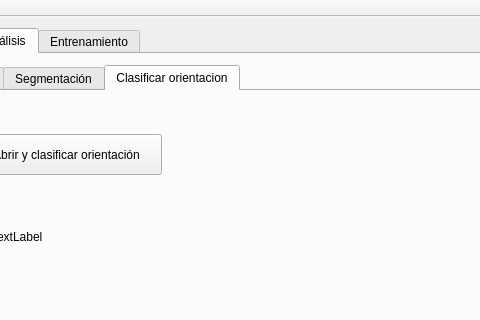
Before: the Qt Designer form ProyectoPSM/ProyectoPSM/ProyectoPSM.ui in jlacostaarpide/Proyecto_Vision_Artificial, drawn with Qt 5; both pictures show x 105 to 585 and y 0 to 320 of the 1280 by 844 pixel window.
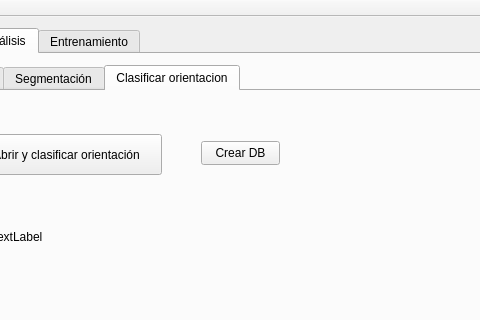
After: the same form once the commit is applied. The open tabs and pages were chosen to show the change.

Commit message: Creacion archivo Crear DB (SegmentarGuardar)

What changed in the file:
```diff
--- a/ProyectoPSM/ProyectoPSM/ProyectoPSM.ui
+++ b/ProyectoPSM/ProyectoPSM/ProyectoPSM.ui
@@ -717,6 +717,19 @@
              <string>TextLabel</string>
             </property>
            </widget>
+           <widget class="QPushButton" name="btnDB">
+            <property name="geometry">
+             <rect>
+              <x>280</x>
+              <y>50</y>
+              <width>79</width>
+              <height>24</height>
+             </rect>
+            </property>
+            <property name="text">
+             <string>Crear DB</string>
+            </property>
+           </widget>
           </widget>
          </widget>
         </item>
```
Left out of the diff: 4 changed lines with no effect on the pictures. The commit also changes 7 other files.
